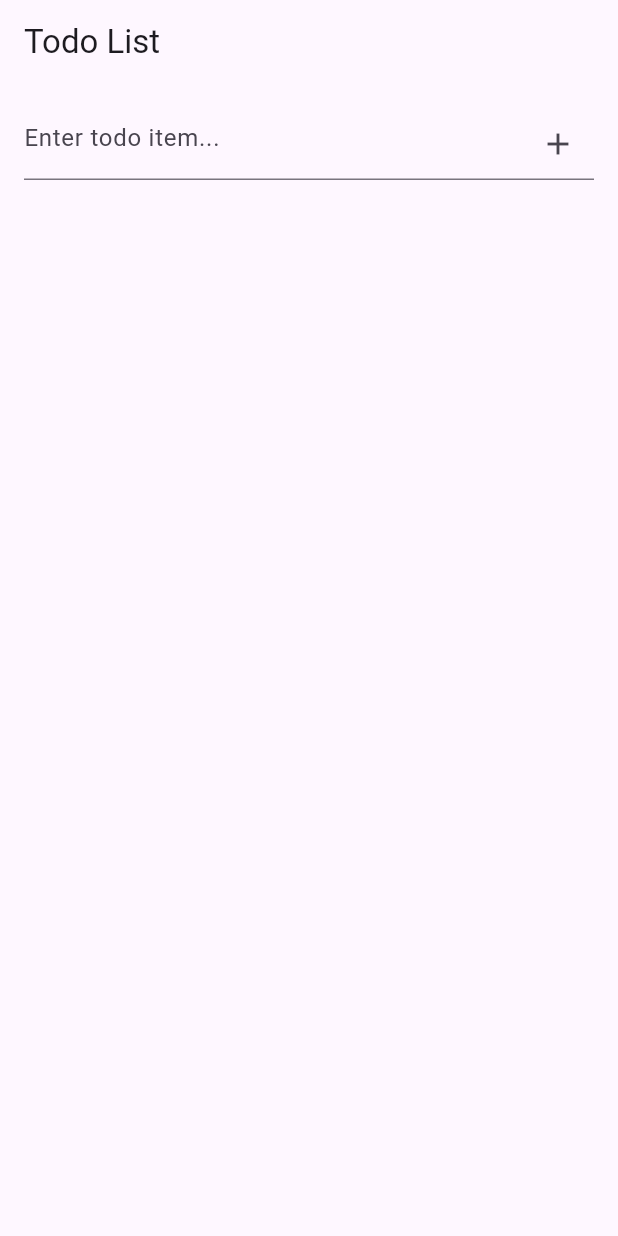
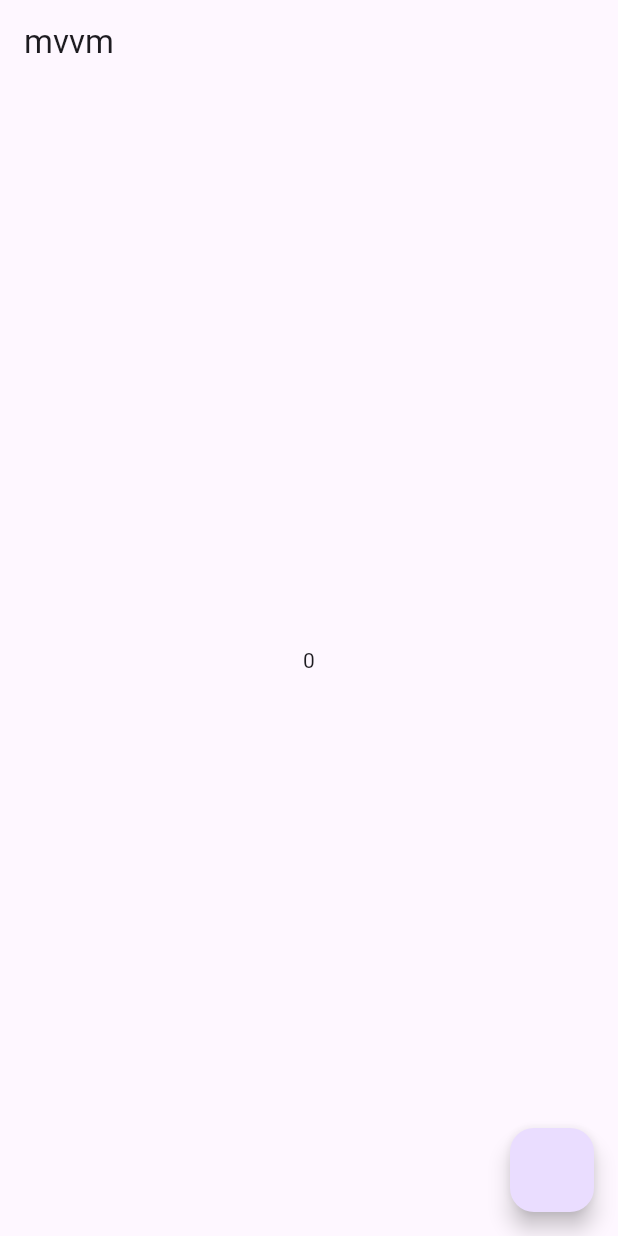
Before and after one commit to taehyun00/flutter_study, a Flutter app: the screen it shows after launch, on a phone screen of 412 x 824 dp. Run offline on Flutter 3.47's test engine with Material 3 defaults, Android fonts, the phone set to English and light mode, and no system bars.

Commit message:
flutter 2nd

```diff
--- a/lib/main.dart
+++ b/lib/main.dart
@@ -1,5 +1,7 @@
 import 'package:flutter/material.dart';
-import 'package:flutter_project_1/view/todo_list_view.dart';
+import 'package:flutter_project_1/view/couter_view.dart';
+import 'package:flutter_project_1/viewmodel/couter_viewmodel.dart';
+import 'package:provider/provider.dart';
 void main() {
   runApp(const MyApp());
 }
@@ -11,7 +13,10 @@ class MyApp extends StatelessWidget {
   Widget build(BuildContext context) {
 
     return MaterialApp(
-      home :TodoListView()
+      home :ChangeNotifierProvider(
+        create: (context) => CouterViewmodel(),
+        child:  CouterView()
+        )
     );
   }
 }
--- /dev/null
+++ b/lib/model/counter_model.dart
@@ -0,0 +1,5 @@
+class Countermodel {
+  int count;
+
+  Countermodel({required this.count});
+}
--- /dev/null
+++ b/lib/view/couter_view.dart
@@ -0,0 +1,24 @@
+import 'package:flutter/material.dart';
+import 'package:flutter_project_1/model/counter_model.dart';
+import 'package:flutter_project_1/viewmodel/couter_viewmodel.dart';
+import 'package:provider/provider.dart';
+
+class CouterView extends StatelessWidget {
+
+    @override
+    Widget build(BuildContext context) {
+
+      final Viewmodel = Provider.of<CouterViewmodel>(context);
+
+
+      return Scaffold(
+        appBar: AppBar(
+          title: Text("mvvm")
+        ),
+        body: Center(
+          child: Text('${Viewmodel.counter}')
+        ),
+        floatingActionButton: FloatingActionButton(onPressed: Viewmodel.increment),
+      );
+    }
+}
--- /dev/null
+++ b/lib/viewmodel/couter_viewmodel.dart
@@ -0,0 +1,13 @@
+import 'package:flutter/material.dart';
+import 'package:flutter_project_1/model/counter_model.dart';
+
+class CouterViewmodel with ChangeNotifier {
+  Countermodel _countermodel = Countermodel(count: 0);
+
+  int get counter => _countermodel.count;
+
+  void increment() {
+    _countermodel.count++;
+    notifyListeners();
+  }
+}
--- a/pubspec.yaml
+++ b/pubspec.yaml
@@ -30,6 +30,7 @@ environment:
 dependencies:
   flutter:
     sdk: flutter
+  provider: ^6.0.5
 
   # The following adds the Cupertino Icons font to your application.
   # Use with the CupertinoIcons class for iOS style icons.
```
Also changed, not shown: pubspec.lock.
